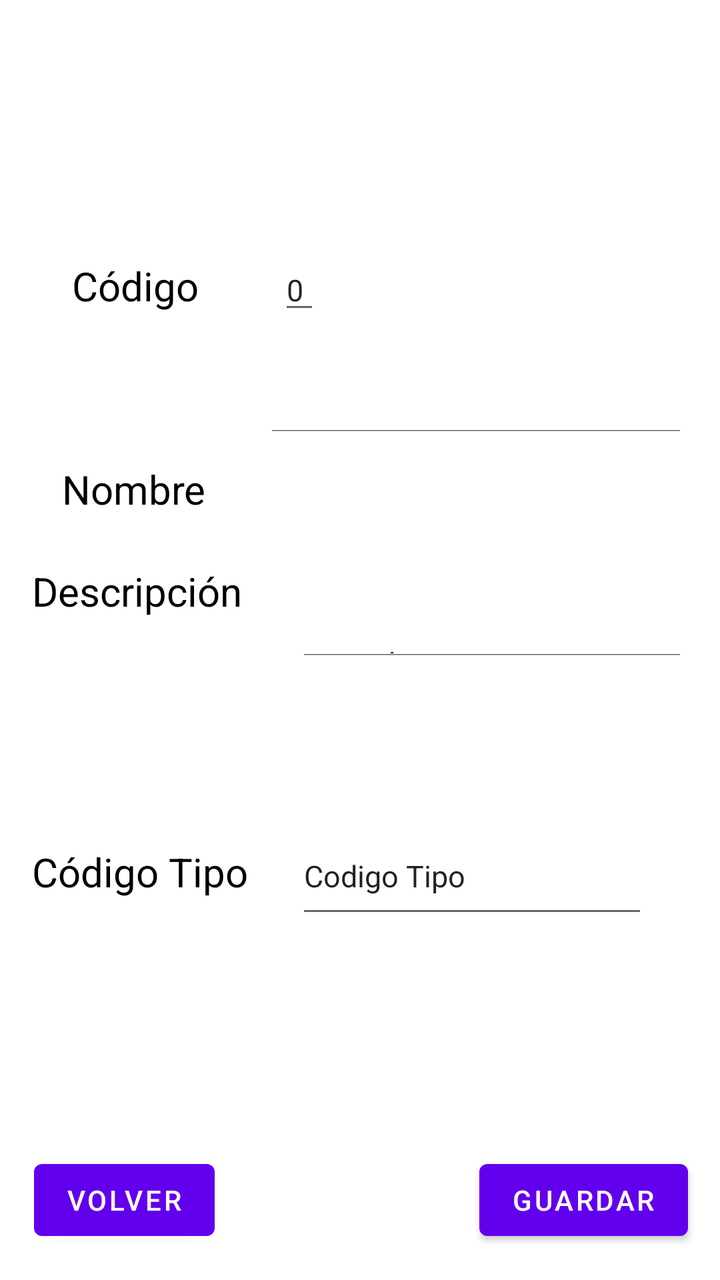
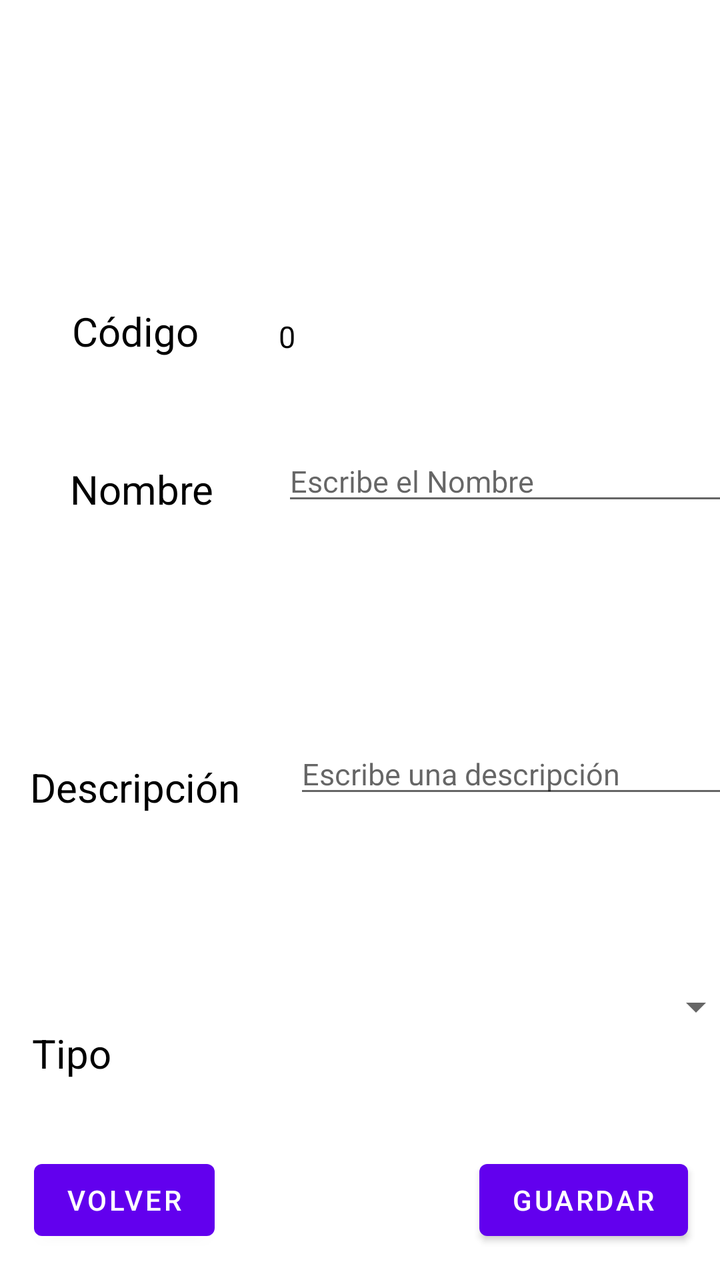

Screens rendered from an Android XML layout before and after an edit, with the pre-edit source and the edit as a unified diff.
<!-- AndroidManifest.xml: application theme Theme.AplicacionIncidencias -->
<!-- res/layout/activity_info_elemento.xml -->
<?xml version="1.0" encoding="utf-8"?>
<androidx.constraintlayout.widget.ConstraintLayout xmlns:android="http://schemas.android.com/apk/res/android"
    xmlns:app="http://schemas.android.com/apk/res-auto"
    xmlns:tools="http://schemas.android.com/tools"
    android:id="@+id/main"
    android:layout_width="match_parent"
    android:layout_height="match_parent"
    tools:context=".Elemento.Activity_Info_Elemento">

    <TextView
        android:id="@+id/tvCodigoElemento"
        android:layout_width="wrap_content"
        android:layout_height="wrap_content"
        android:layout_marginStart="36dp"
        android:text="Código "
        android:textColor="@color/black"
        android:textSize="20sp"
        app:layout_constraintBaseline_toBaselineOf="@+id/edinfoCodigoElemento"
        app:layout_constraintStart_toStartOf="parent" />


    <EditText
        android:id="@+id/edinfoCodigoElemento"
        android:layout_width="wrap_content"
        android:layout_height="wrap_content"
        android:layout_marginStart="35dp"
        android:layout_marginBottom="42dp"
        android:textSize="15sp"
        android:text="0"
        app:layout_constraintBottom_toTopOf="@+id/edNombreElemento"
        app:layout_constraintStart_toEndOf="@+id/tvCodigoElemento" />

    <TextView
        android:id="@+id/tvNombreElemento"
        android:layout_width="wrap_content"
        android:layout_height="wrap_content"
        android:layout_marginStart="31dp"
        android:layout_marginTop="231dp"
        android:layout_marginEnd="24dp"
        android:text="Nombre "
        android:textColor="@color/black"
        android:textSize="20sp"
        app:layout_constraintEnd_toStartOf="@+id/edNombreElemento"
        app:layout_constraintStart_toStartOf="parent"
        app:layout_constraintTop_toTopOf="parent" />

    <EditText
        android:id="@+id/edNombreElemento"
        android:layout_width="0dp"
        android:layout_height="0dp"
        android:layout_marginTop="204dp"
        android:layout_marginEnd="16dp"
        android:layout_marginBottom="93dp"
        android:inputType="text"
        android:text="Nombre"
        android:textSize="15sp"
        app:layout_constraintBottom_toTopOf="@+id/edDescripcionElemento"
        app:layout_constraintEnd_toEndOf="parent"
        app:layout_constraintStart_toEndOf="@+id/tvNombreElemento"
        app:layout_constraintTop_toTopOf="parent" />


    <TextView
        android:id="@+id/tvDescripcionElemento"
        android:layout_width="117dp"
        android:layout_height="31dp"
        android:layout_marginStart="16dp"
        android:layout_marginEnd="15dp"
        android:layout_marginBottom="96dp"
        android:text="Descripción "
        android:textColor="@color/black"
        android:textSize="20sp"
        app:layout_constraintBottom_toTopOf="@+id/editcodigoTipoElemento"
        app:layout_constraintEnd_toStartOf="@+id/edDescripcionElemento"
        app:layout_constraintStart_toStartOf="parent" />

    <EditText
        android:id="@+id/edDescripcionElemento"
        android:layout_width="0dp"
        android:layout_height="0dp"
        android:layout_marginEnd="16dp"
        android:layout_marginBottom="305dp"
        android:inputType="textMultiLine"
        android:text="Descripcion"
        android:textSize="15sp"
        app:layout_constraintBottom_toBottomOf="parent"
        app:layout_constraintEnd_toEndOf="parent"
        app:layout_constraintStart_toEndOf="@+id/tvDescripcionElemento"
        app:layout_constraintTop_toBottomOf="@+id/edNombreElemento" />

    <TextView
        android:id="@+id/tvcodigoTipoElemento"
        android:layout_width="120dp"
        android:layout_height="29dp"
        android:layout_marginStart="16dp"
        android:layout_marginEnd="12dp"
        android:text="Código Tipo "
        android:textColor="@color/black"
        android:textSize="20sp"
        app:layout_constraintBaseline_toBaselineOf="@+id/editcodigoTipoElemento"
        app:layout_constraintEnd_toStartOf="@+id/editcodigoTipoElemento"
        app:layout_constraintStart_toStartOf="parent" />

    <EditText
        android:id="@+id/editcodigoTipoElemento"
        android:layout_width="0dp"
        android:layout_height="55dp"
        android:layout_marginEnd="36dp"
        android:layout_marginBottom="176dp"
        android:inputType="textMultiLine"
        android:text="Codigo Tipo "
        android:textSize="15sp"
        app:layout_constraintBottom_toBottomOf="parent"
        app:layout_constraintEnd_toEndOf="parent"
        app:layout_constraintStart_toEndOf="@+id/tvcodigoTipoElemento" />

    <Button
        android:id="@+id/btnGuardarElemento"
        android:layout_width="0dp"
        android:layout_height="wrap_content"
        android:layout_marginEnd="16dp"
        android:layout_marginBottom="16dp"
        android:text="Guardar"
        app:layout_constraintBottom_toBottomOf="parent"
        app:layout_constraintEnd_toEndOf="parent"
        app:layout_constraintStart_toEndOf="@+id/btnVolver" />

    <Button
        android:id="@+id/btnVolverElemento"
        android:layout_width="0dp"
        android:layout_height="wrap_content"
        android:layout_marginStart="17dp"
        android:layout_marginEnd="138dp"
        android:layout_marginBottom="16dp"
        android:text="Volver"
        app:layout_constraintBottom_toBottomOf="parent"
        app:layout_constraintEnd_toStartOf="@+id/btnGuardar"
        app:layout_constraintStart_toStartOf="parent" />


</androidx.constraintlayout.widget.ConstraintLayout>
<!-- resources referenced by this layout -->
<resources>
  <color name="black">#FF000000</color>
  <style name="Theme.AplicacionIncidencias" parent="Theme.MaterialComponents.DayNight.DarkActionBar">
          
          <item name="colorPrimary">@color/purple_500</item>
          <item name="colorPrimaryVariant">@color/purple_700</item>
          <item name="colorOnPrimary">@color/white</item>
          
          <item name="colorSecondary">@color/teal_200</item>
          <item name="colorSecondaryVariant">@color/teal_700</item>
          <item name="colorOnSecondary">@color/black</item>
          
          <item name="android:statusBarColor">?attr/colorPrimaryVariant</item>
          
      </style>
  <color name="purple_500">#FF6200EE</color>
  <color name="purple_700">#FF3700B3</color>
  <color name="white">#FFFFFFFF</color>
  <color name="teal_200">#FF03DAC5</color>
  <color name="teal_700">#FF018786</color>
</resources>

<!-- the commit's change to res/layout/activity_info_elemento.xml (unified diff, before → after) -->
@@ -12,107 +12,100 @@
         android:layout_width="wrap_content"
         android:layout_height="wrap_content"
         android:layout_marginStart="36dp"
+        android:layout_marginTop="152dp"
         android:text="Código "
         android:textColor="@color/black"
         android:textSize="20sp"
-        app:layout_constraintBaseline_toBaselineOf="@+id/edinfoCodigoElemento"
-        app:layout_constraintStart_toStartOf="parent" />
+        app:layout_constraintStart_toStartOf="parent"
+        app:layout_constraintTop_toTopOf="parent" />
 
 
-    <EditText
-        android:id="@+id/edinfoCodigoElemento"
+    <TextView
+        android:id="@+id/tvinfoCodigoElemento"
         android:layout_width="wrap_content"
         android:layout_height="wrap_content"
         android:layout_marginStart="35dp"
-        android:layout_marginBottom="42dp"
+        android:layout_marginTop="158dp"
+        android:text="0"
+        android:textColor="@color/black"
         android:textSize="15sp"
-        android:text="0"
-        app:layout_constraintBottom_toTopOf="@+id/edNombreElemento"
-        app:layout_constraintStart_toEndOf="@+id/tvCodigoElemento" />
+        app:layout_constraintStart_toEndOf="@+id/tvCodigoElemento"
+        app:layout_constraintTop_toTopOf="parent" />
 
     <TextView
         android:id="@+id/tvNombreElemento"
         android:layout_width="wrap_content"
         android:layout_height="wrap_content"
-        android:layout_marginStart="31dp"
-        android:layout_marginTop="231dp"
-        android:layout_marginEnd="24dp"
+        android:layout_marginStart="35dp"
+        android:layout_marginTop="52dp"
         android:text="Nombre "
         android:textColor="@color/black"
         android:textSize="20sp"
-        app:layout_constraintEnd_toStartOf="@+id/edNombreElemento"
         app:layout_constraintStart_toStartOf="parent"
-        app:layout_constraintTop_toTopOf="parent" />
+        app:layout_constraintTop_toBottomOf="@+id/tvCodigoElemento" />
 
     <EditText
         android:id="@+id/edNombreElemento"
-        android:layout_width="0dp"
-        android:layout_height="0dp"
-        android:layout_marginTop="204dp"
-        android:layout_marginEnd="16dp"
-        android:layout_marginBottom="93dp"
+        android:layout_width="250dp"
+        android:layout_height="wrap_content"
+        android:layout_marginStart="29dp"
+        android:layout_marginTop="42dp"
+        android:hint="Escribe el Nombre"
         android:inputType="text"
-        android:text="Nombre"
+        android:text=""
         android:textSize="15sp"
-        app:layout_constraintBottom_toTopOf="@+id/edDescripcionElemento"
-        app:layout_constraintEnd_toEndOf="parent"
         app:layout_constraintStart_toEndOf="@+id/tvNombreElemento"
-        app:layout_constraintTop_toTopOf="parent" />
+        app:layout_constraintTop_toBottomOf="@+id/tvinfoCodigoElemento" />
 
 
     <TextView
         android:id="@+id/tvDescripcionElemento"
         android:layout_width="117dp"
         android:layout_height="31dp"
-        android:layout_marginStart="16dp"
-        android:layout_marginEnd="15dp"
-        android:layout_marginBottom="96dp"
+        android:layout_marginStart="15dp"
+        android:layout_marginTop="122dp"
         android:text="Descripción "
         android:textColor="@color/black"
         android:textSize="20sp"
-        app:layout_constraintBottom_toTopOf="@+id/editcodigoTipoElemento"
-        app:layout_constraintEnd_toStartOf="@+id/edDescripcionElemento"
-        app:layout_constraintStart_toStartOf="parent" />
+        app:layout_constraintStart_toStartOf="parent"
+        app:layout_constraintTop_toBottomOf="@+id/tvNombreElemento" />
 
     <EditText
         android:id="@+id/edDescripcionElemento"
-        android:layout_width="0dp"
-        android:layout_height="0dp"
-        android:layout_marginEnd="16dp"
-        android:layout_marginBottom="305dp"
+        android:layout_width="250dp"
+        android:layout_height="wrap_content"
+        android:layout_marginStart="15dp"
+        android:layout_marginTop="109dp"
+        android:hint="Escribe una descripción"
         android:inputType="textMultiLine"
-        android:text="Descripcion"
+        android:text=""
         android:textSize="15sp"
-        app:layout_constraintBottom_toBottomOf="parent"
-        app:layout_constraintEnd_toEndOf="parent"
         app:layout_constraintStart_toEndOf="@+id/tvDescripcionElemento"
         app:layout_constraintTop_toBottomOf="@+id/edNombreElemento" />
 
     <TextView
         android:id="@+id/tvcodigoTipoElemento"
-        android:layout_width="120dp"
-        android:layout_height="29dp"
+        android:layout_width="69dp"
+        android:layout_height="28dp"
         android:layout_marginStart="16dp"
-        android:layout_marginEnd="12dp"
-        android:text="Código Tipo "
+        android:layout_marginTop="102dp"
+        android:text="Tipo "
         android:textColor="@color/black"
         android:textSize="20sp"
-        app:layout_constraintBaseline_toBaselineOf="@+id/editcodigoTipoElemento"
-        app:layout_constraintEnd_toStartOf="@+id/editcodigoTipoElemento"
-        app:layout_constraintStart_toStartOf="parent" />
+        app:layout_constraintStart_toStartOf="parent"
+        app:layout_constraintTop_toBottomOf="@+id/tvDescripcionElemento" />
 
-    <EditText
-        android:id="@+id/editcodigoTipoElemento"
-        android:layout_width="0dp"
+    <Spinner
+        android:id="@+id/spinnerTipoElemento"
+        android:layout_width="227dp"
         android:layout_height="55dp"
-        android:layout_marginEnd="36dp"
-        android:layout_marginBottom="176dp"
+        android:layout_marginStart="60dp"
+        android:layout_marginTop="72dp"
         android:inputType="textMultiLine"
         android:text="Codigo Tipo "
         android:textSize="15sp"
-        app:layout_constraintBottom_toBottomOf="parent"
-        app:layout_constraintEnd_toEndOf="parent"
-        app:layout_constraintStart_toEndOf="@+id/tvcodigoTipoElemento" />
+        app:layout_constraintStart_toEndOf="@+id/tvcodigoTipoElemento"
+        app:layout_constraintTop_toBottomOf="@+id/edDescripcionElemento" />
 
     <Button
         android:id="@+id/btnGuardarElemento"
@@ -122,19 +115,16 @@
         android:layout_marginBottom="16dp"
         android:text="Guardar"
         app:layout_constraintBottom_toBottomOf="parent"
-        app:layout_constraintEnd_toEndOf="parent"
-        app:layout_constraintStart_toEndOf="@+id/btnVolver" />
+        app:layout_constraintEnd_toEndOf="parent" />
 
     <Button
         android:id="@+id/btnVolverElemento"
         android:layout_width="0dp"
         android:layout_height="wrap_content"
         android:layout_marginStart="17dp"
-        android:layout_marginEnd="138dp"
         android:layout_marginBottom="16dp"
         android:text="Volver"
         app:layout_constraintBottom_toBottomOf="parent"
-        app:layout_constraintEnd_toStartOf="@+id/btnGuardar"
         app:layout_constraintStart_toStartOf="parent" />
 
 
